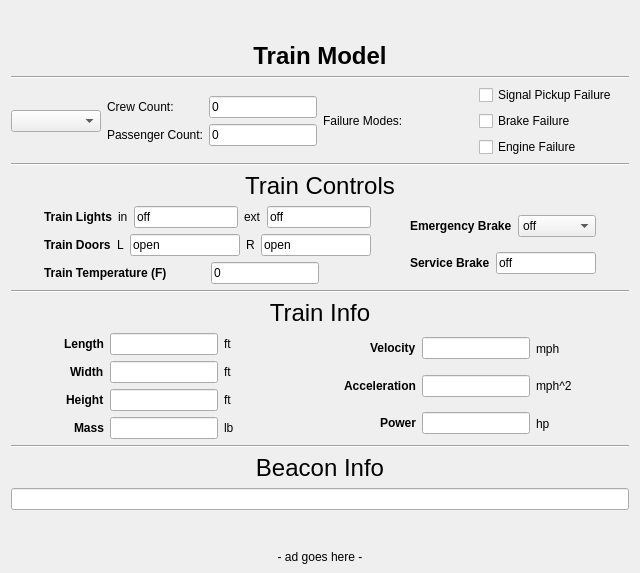
This is Modules/Train_Model/Frontend/Train_Model_UI.ui in keshavshankar08/ECE1140 as Qt 5 draws it before an edit. The edited form follows.
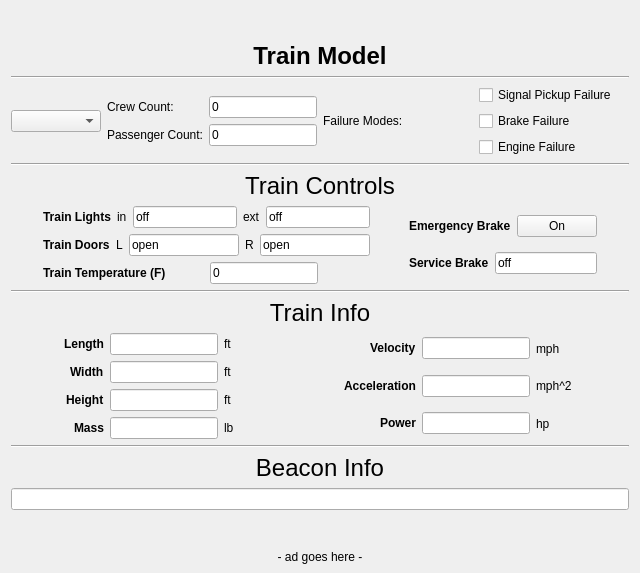
This is the edited form.

Commit message: #130 e brake works

```diff
--- a/Modules/Train_Model/Frontend/Train_Model_UI.ui
+++ b/Modules/Train_Model/Frontend/Train_Model_UI.ui
@@ -320,17 +320,10 @@
                        </widget>
                       </item>
                       <item>
-                       <widget class="QComboBox" name="eBrakeSelect">
-                        <item>
+                       <widget class="QPushButton" name="eBrakeButton">
                          <property name="text">
-                          <string>off</string>
-                         </property>
-                        </item>
-                        <item>
-                         <property name="text">
-                          <string>on</string>
-                         </property>
-                        </item>
+                         <string>On</string>
+                        </property>
                        </widget>
                       </item>
                      </layout>
```
Lines whose indentation alone changed are shown as unchanged. The commit also changes 6 other files.
